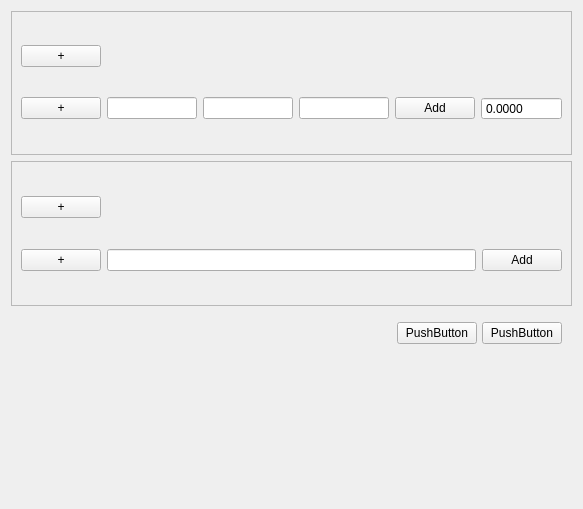
Old version of the form crowd/resource/ui/old/puppet_conf.ui in the repository subing85/subins_tutorials.
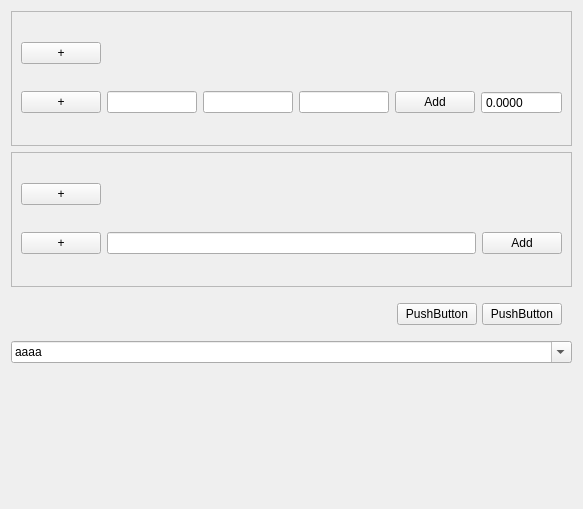
New version of the form.

Diff of the .ui file:
```diff
--- a/crowd/resource/ui/old/puppet_conf.ui
+++ b/crowd/resource/ui/old/puppet_conf.ui
@@ -25,7 +25,7 @@
         <x>0</x>
         <y>0</y>
         <width>569</width>
-        <height>142</height>
+        <height>132</height>
        </rect>
       </property>
       <layout class="QGridLayout" name="gridLayout_2">
@@ -107,7 +107,7 @@
         <x>0</x>
         <y>0</y>
         <width>569</width>
-        <height>141</height>
+        <height>131</height>
        </rect>
       </property>
       <layout class="QGridLayout" name="gridLayout">
@@ -198,6 +198,38 @@
      </item>
     </layout>
    </item>
+   <item>
+    <widget class="QComboBox" name="comboBox">
+     <property name="editable">
+      <bool>true</bool>
+     </property>
+     <property name="maxVisibleItems">
+      <number>2</number>
+     </property>
+     <property name="insertPolicy">
+      <enum>QComboBox::InsertAlphabetically</enum>
+     </property>
+     <property name="sizeAdjustPolicy">
+      <enum>QComboBox::AdjustToContents</enum>
+     </property>
+     <property name="duplicatesEnabled">
+      <bool>true</bool>
+     </property>
+     <property name="frame">
+      <bool>true</bool>
+     </property>
+     <item>
+      <property name="text">
+       <string>aaaa</string>
+      </property>
+     </item>
+     <item>
+      <property name="text">
+       <string>aaaa</string>
+      </property>
+     </item>
+    </widget>
+   </item>
    <item>
     <spacer name="verticalSpacer">
      <property name="orientation">
```
